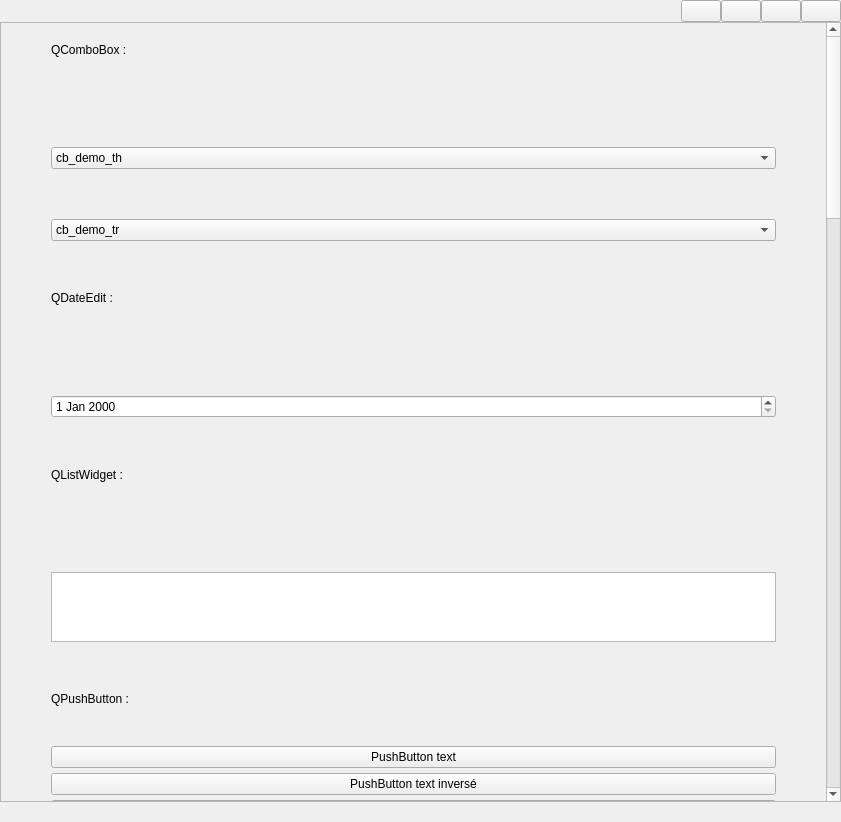
This is src/gui/main.ui in LaM0uette/PySide6_Blank_Project_demo as Qt 5 draws it before an edit. The edited form follows.
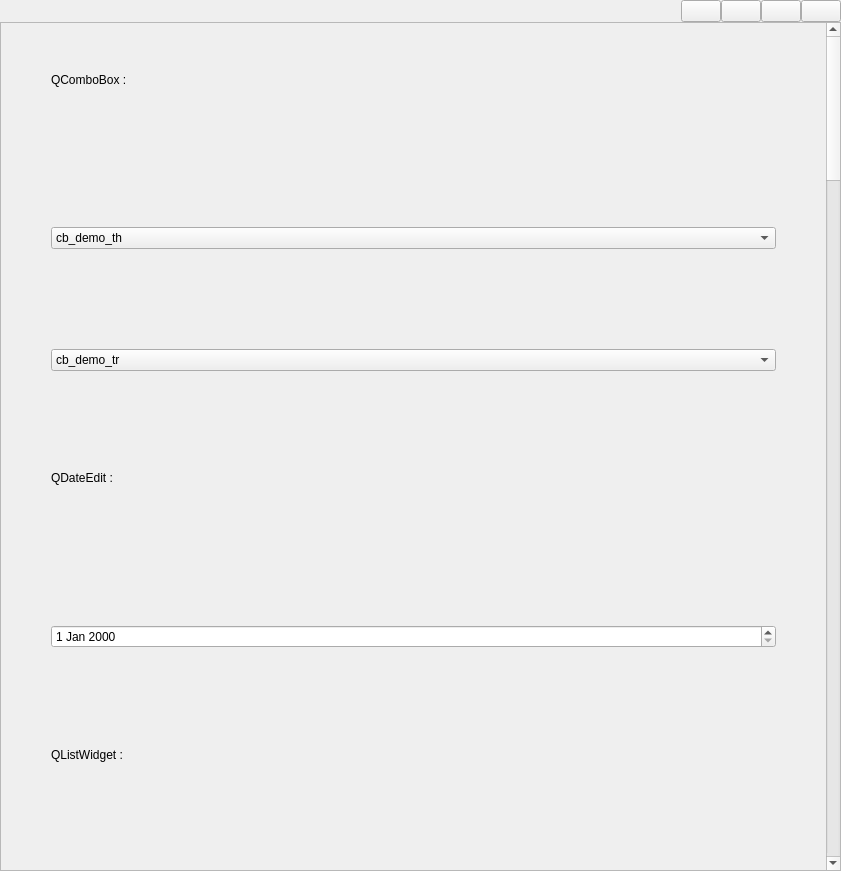
This is the edited form.

```diff
--- a/src/gui/main.ui
+++ b/src/gui/main.ui
@@ -7,7 +7,7 @@
     <x>0</x>
     <y>0</y>
     <width>841</width>
-    <height>822</height>
+    <height>871</height>
    </rect>
   </property>
   <layout class="QGridLayout" name="glay_main">
@@ -21,7 +21,7 @@
     <number>0</number>
    </property>
    <property name="bottomMargin">
-    <number>20</number>
+    <number>0</number>
    </property>
    <property name="spacing">
     <number>0</number>
@@ -37,24 +37,24 @@
         <x>0</x>
         <y>0</y>
         <width>822</width>
-        <height>2452</height>
+        <height>3112</height>
        </rect>
       </property>
       <layout class="QVBoxLayout" name="verticalLayout">
        <property name="spacing">
-        <number>50</number>
+        <number>100</number>
        </property>
        <property name="leftMargin">
         <number>50</number>
        </property>
        <property name="topMargin">
-        <number>20</number>
+        <number>50</number>
        </property>
        <property name="rightMargin">
         <number>50</number>
        </property>
        <property name="bottomMargin">
-        <number>20</number>
+        <number>50</number>
        </property>
        <item>
         <layout class="QVBoxLayout" name="vlay_cb">
```
